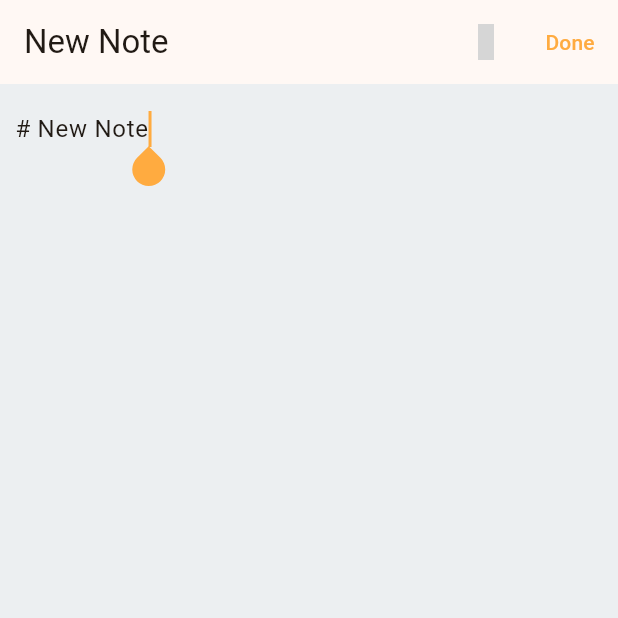
After one commit to NixyNotes/nixy, a Flutter app: the NewNoteView screen opened by its route, on a phone screen of 412 x 824 dp, the top half of it. The commit adds this screen. Run offline on Flutter 3.47's test engine with Material 2 defaults, Android fonts, the phone set to English and light mode, and no system bars; drawn by our look-alikes of keyboard_actions; our stand-ins replace auto_route, dio, eva_icons_flutter, flutter_markdown, flutter_mobx, flutter_platform_widgets and 6 more; missing offline and left inert: flutter_inappwebview, nixi_markdown, pull_down_button; accounts and stored records are empty; generated files the repository leaves out were written again; network calls fail; grey boxes are pictures that could not be loaded.

Commit message:
feat: new note feature

```diff
--- /dev/null
+++ b/lib/components/markdown_editor.component.dart
@@ -0,0 +1,38 @@
+import 'package:flutter/material.dart';
+import 'package:flutter_markdown/flutter_markdown.dart';
+import 'package:nixi_markdown/formatters/newline_formatter.dart';
+
+class MarkdownEditor extends StatelessWidget {
+  const MarkdownEditor(
+      {super.key,
+      required this.focusNode,
+      required this.controller,
+      this.renderPreview});
+
+  final FocusNode focusNode;
+  final TextEditingController controller;
+  final bool? renderPreview;
+
+  @override
+  Widget build(BuildContext context) {
+    if (renderPreview != null && renderPreview!) {
+      return Markdown(
+        data: controller.text,
+        styleSheet: MarkdownStyleSheet(
+          checkbox: const TextStyle(color: Colors.orangeAccent),
+        ),
+      );
+    }
+
+    return TextField(
+      focusNode: focusNode,
+      autofocus: true,
+      maxLines: null,
+      expands: true,
+      decoration: const InputDecoration(border: InputBorder.none),
+      controller: controller,
+      keyboardType: TextInputType.multiline,
+      inputFormatters: [NewlineFormatter()],
+    );
+  }
+}
--- a/lib/core/router/router.dart
+++ b/lib/core/router/router.dart
@@ -23,6 +23,12 @@ class AppRouter extends $AppRouter {
               fullscreenDialog: true,
             ),
             AutoRoute(
+              page: RouterMeta.NewNote.page,
+              title: RouterMeta.NewNote.titleToWidget(),
+              guards: [AuthGuard()],
+              fullscreenDialog: true,
+            ),
+            AutoRoute(
               page: RouterMeta.Login.page,
               title: RouterMeta.Login.titleToWidget(),
             ),
--- a/lib/core/router/router_meta.dart
+++ b/lib/core/router/router_meta.dart
@@ -4,7 +4,8 @@ import 'package:nextcloudnotes/core/router/router.gr.dart';
 enum RouterMeta {
   Home(page: HomeRoute.page, title: "Notes"),
   Login(page: LoginRoute.page, title: "Login to a instance"),
-  ConnectToServer(page: ConnectToServerRoute.page, title: "Nextcloud");
+  ConnectToServer(page: ConnectToServerRoute.page, title: "Nextcloud"),
+  NewNote(page: NewNoteRoute.page, title: "New Note");
 
   final PageInfo<dynamic> page;
   final String title;
--- /dev/null
+++ b/lib/features/new_note/views/new_note.view.dart
@@ -0,0 +1,113 @@
+import 'package:auto_route/auto_route.dart';
+import 'package:eva_icons_flutter/eva_icons_flutter.dart';
+import 'package:flutter/material.dart';
+import 'package:flutter_mobx/flutter_mobx.dart';
+import 'package:keyboard_actions/keyboard_actions.dart';
+import 'package:nextcloudnotes/components/markdown_editor.component.dart';
+import 'package:nextcloudnotes/core/services/di/di.dart';
+import 'package:nextcloudnotes/core/shared/components/scaffold.component.dart';
+import 'package:nextcloudnotes/features/new_note/controllers/new_note.controller.dart';
+import 'package:nixi_markdown/toolbar.dart';
+
+@RoutePage()
+class NewNoteView extends StatefulWidget {
+  const NewNoteView({super.key});
+
+  @override
+  State<NewNoteView> createState() => _NewNoteViewState();
+}
+
+class _NewNoteViewState extends State<NewNoteView> {
+  final NewNoteController controller = getIt<NewNoteController>();
+  late final NixiMarkdownToolbarTools markdownTools;
+
+  KeyboardActionsConfig get _config => KeyboardActionsConfig(
+        nextFocus: false,
+        keyboardActionsPlatform: KeyboardActionsPlatform.ALL,
+        keyboardBarColor: Theme.of(context).primaryColor,
+        actions: [
+          KeyboardActionsItem(focusNode: controller.focusNode, toolbarButtons: [
+            (s) {
+              return IconButton(
+                  onPressed: markdownTools.bold,
+                  icon: const Icon(Icons.format_bold_outlined));
+            },
+            (s) {
+              return IconButton(
+                  onPressed: markdownTools.italic,
+                  icon: const Icon(Icons.format_italic_outlined));
+            },
+            (s) {
+              return IconButton(
+                  onPressed: markdownTools.strikethrough,
+                  icon: const Icon(Icons.format_strikethrough));
+            },
+          ])
+        ],
+      );
+
+  @override
+  void initState() {
+    super.initState();
+    controller.init();
+    markdownTools = NixiMarkdownToolbarTools(controller.markdownController);
+  }
+
+  @override
+  void dispose() {
+    getIt.resetLazySingleton<NewNoteController>();
+    super.dispose();
+  }
+
+  @override
+  Widget build(BuildContext context) {
+    return Observer(
+      builder: (context) {
+        return AppScaffold(
+          title: controller.title,
+          actions: [
+            Observer(builder: (_) {
+              return IconButton(
+                  onPressed: controller.togglePreviewMode,
+                  icon: Icon(controller.previewMode
+                      ? EvaIcons.eyeOffOutline
+                      : EvaIcons.eyeOutline));
+            }),
+            Observer(
+              builder: (context) {
+                // If title is not null, means user has put some text
+                // Therefore it is ok to show done
+                if (controller.title != null) {
+                  if (controller.isLoading) {
+                    return const CircularProgressIndicator.adaptive();
+                  } else {
+                    return TextButton(
+                        onPressed: controller.createNote,
+                        child: const Text("Done"));
+                  }
+                }
+
+                return const SizedBox.shrink();
+              },
+            )
+          ],
+          body: Observer(
+            builder: (_) {
+              return KeyboardActions(
+                enable: true,
+                disableScroll: true,
+                isDialog: true,
+                config: _config,
+                child: MarkdownEditor(
+                  focusNode: controller.focusNode,
+                  controller: controller.markdownController,
+                  renderPreview: controller.previewMode,
+                ),
+              );
+            },
+          ),
+        );
+      },
+    );
+  }
+}
--- a/lib/models/note.model.dart
+++ b/lib/models/note.model.dart
@@ -18,3 +18,16 @@ class Note with _$Note {
 
   factory Note.fromJson(Map<String, dynamic> json) => _$NoteFromJson(json);
 }
+
+@freezed
+class NewNote with _$NewNote {
+  const factory NewNote({
+    required int modified,
+    required String title,
+    required String content,
+    required String category,
+  }) = _NewNote;
+
+  factory NewNote.fromJson(Map<String, dynamic> json) =>
+      _$NewNoteFromJson(json);
+}
--- a/pubspec.yaml
+++ b/pubspec.yaml
@@ -31,6 +31,7 @@ dependencies:
   logger: ^1.3.0
   flutter_platform_widgets: ^3.3.4
   pull_down_button: ^0.9.1
+  keyboard_actions: ^4.2.0
 
 dev_dependencies:
   auto_route_generator: ^7.0.0
```
Also changed, not shown: lib/features/home/views/home.view.dart (+14 -1 lines), lib/features/new_note/controllers/new_note.controller.dart (added, +109 -0 lines), lib/features/note/note.view.dart (+7 -20 lines), lib/repositories/notes.repositories.dart (+17 -7 lines), lib/core/services/di/di.config.dart, lib/models/note.model.freezed.dart, pubspec.lock.
